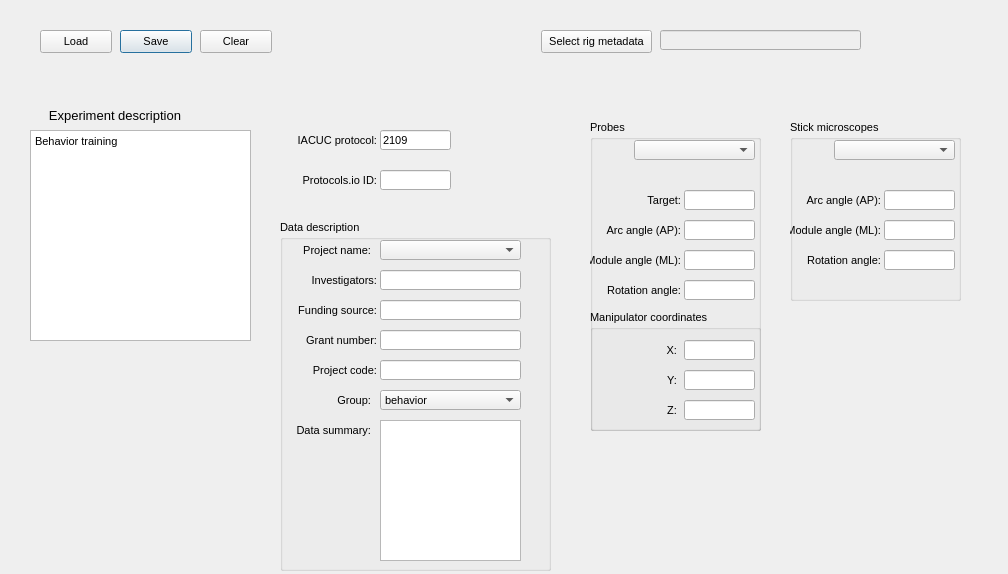
Before: the Qt Designer form src/foraging_gui/MetaData.ui in AllenNeuralDynamics/dynamic-foraging-task, drawn with Qt 5.
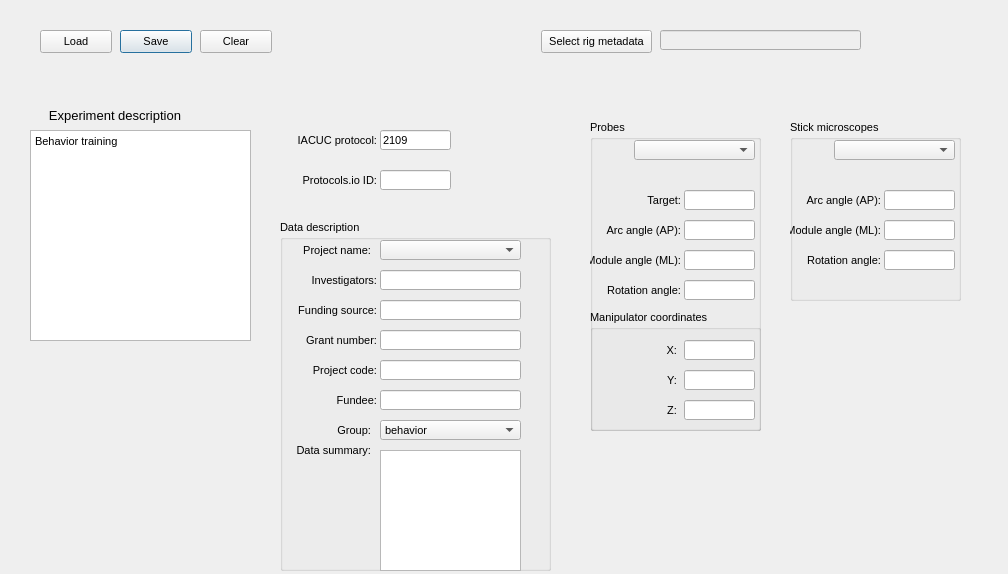
After: the same form once the commit is applied.

```diff
--- a/src/foraging_gui/MetaData.ui
+++ b/src/foraging_gui/MetaData.ui
@@ -861,9 +861,9 @@
     <property name="geometry">
      <rect>
       <x>100</x>
-      <y>200</y>
+      <y>230</y>
       <width>141</width>
-      <height>141</height>
+      <height>121</height>
      </rect>
     </property>
     <property name="sizePolicy">
@@ -890,7 +890,7 @@
     <property name="geometry">
      <rect>
       <x>0</x>
-      <y>170</y>
+      <y>200</y>
       <width>91</width>
       <height>20</height>
      </rect>
@@ -959,7 +959,7 @@
     <property name="geometry">
      <rect>
       <x>100</x>
-      <y>170</y>
+      <y>200</y>
       <width>141</width>
       <height>20</height>
      </rect>
@@ -1035,7 +1035,7 @@
     <property name="geometry">
      <rect>
       <x>0</x>
-      <y>200</y>
+      <y>220</y>
       <width>91</width>
       <height>20</height>
      </rect>
@@ -1219,6 +1219,50 @@
      <string/>
     </property>
    </widget>
+   <widget class="QLineEdit" name="Fundee">
+    <property name="geometry">
+     <rect>
+      <x>100</x>
+      <y>170</y>
+      <width>141</width>
+      <height>20</height>
+     </rect>
+    </property>
+    <property name="sizePolicy">
+     <sizepolicy hsizetype="Expanding" vsizetype="Expanding">
+      <horstretch>0</horstretch>
+      <verstretch>0</verstretch>
+     </sizepolicy>
+    </property>
+    <property name="text">
+     <string/>
+    </property>
+   </widget>
+   <widget class="QLabel" name="label_91">
+    <property name="geometry">
+     <rect>
+      <x>6</x>
+      <y>170</y>
+      <width>91</width>
+      <height>20</height>
+     </rect>
+    </property>
+    <property name="sizePolicy">
+     <sizepolicy hsizetype="Expanding" vsizetype="Expanding">
+      <horstretch>0</horstretch>
+      <verstretch>0</verstretch>
+     </sizepolicy>
+    </property>
+    <property name="text">
+     <string>Fundee:</string>
+    </property>
+    <property name="textFormat">
+     <enum>Qt::AutoText</enum>
+    </property>
+    <property name="alignment">
+     <set>Qt::AlignRight|Qt::AlignTrailing|Qt::AlignVCenter</set>
+    </property>
+   </widget>
   </widget>
   <zorder>Probes</zorder>
   <zorder>ExperimentDescription</zorder>
```
